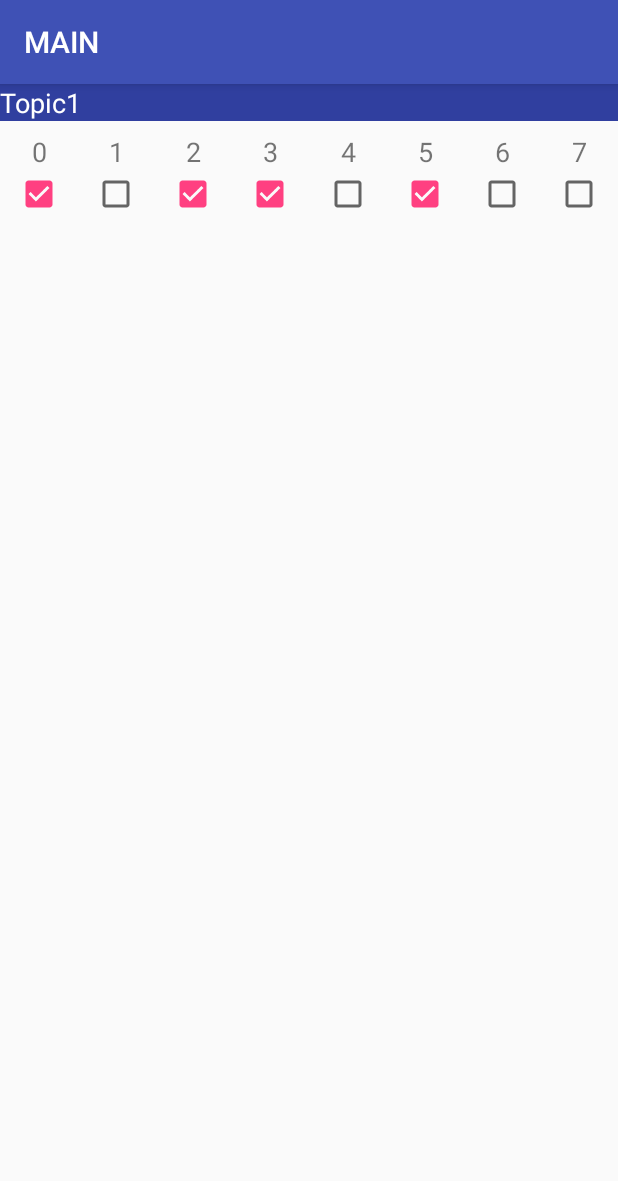
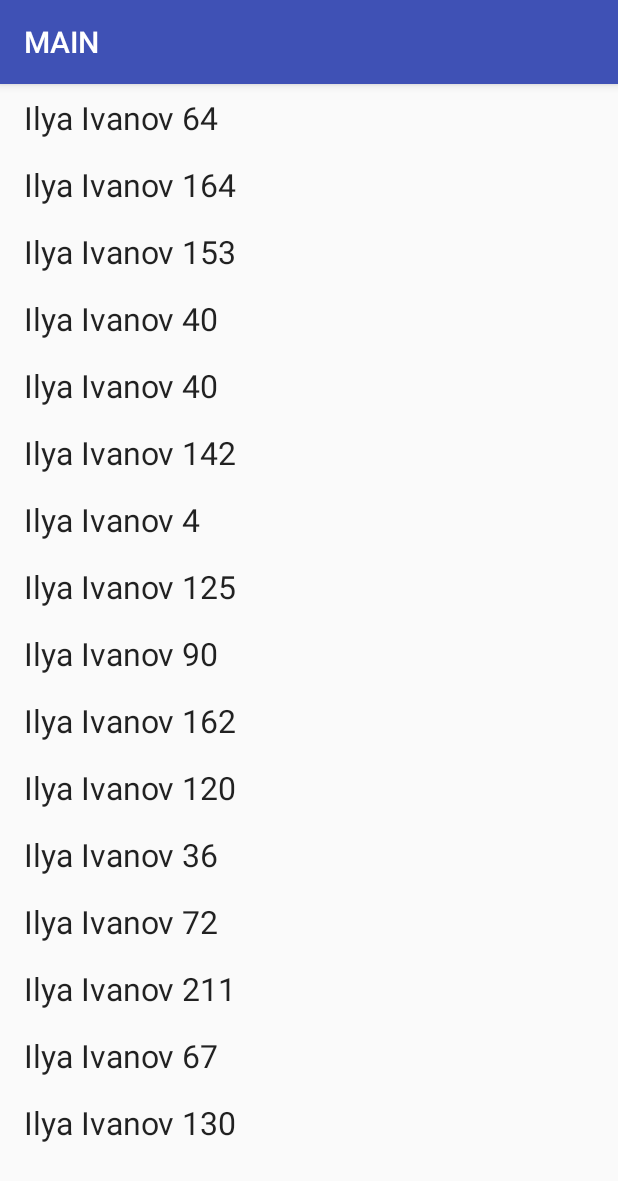
Before and after one commit to AlienCoffee/Pluses-Progress, an Android app: the screen it shows after launch (DiaryMainActivity), on a phone screen of 412 x 824 dp. Shown: the top 1181 px of the screen. Run offline under Robolectric (Android 15) with nearby library versions, the phone set to English and light mode, and no system bars.

Commit message:
topic & student fragments added

```diff
--- a/app/src/main/java/ru/shemplo/pluses/adapter/GroupAdapter.java
+++ b/app/src/main/java/ru/shemplo/pluses/adapter/GroupAdapter.java
@@ -45,7 +45,7 @@ public class GroupAdapter extends RecyclerView.Adapter<GroupAdapter.ViewHolder>
         GroupEntity group = groups.get(position);
         holder.groupName.setText(group.getName());
         holder.teacherName.setText(group.getTeacher());
-        holder.studentsCount.setText(Integer.toString(group.getSize()));
+        holder.studentsCount.setText(group.getSize() + "");
     }
 
     @Override
--- /dev/null
+++ b/app/src/main/java/ru/shemplo/pluses/adapter/StudentAdapter.java
@@ -0,0 +1,52 @@
+package ru.shemplo.pluses.adapter;
+
+import android.support.v7.widget.RecyclerView;
+import android.util.Log;
+import android.view.LayoutInflater;
+import android.view.View;
+import android.view.ViewGroup;
+import android.widget.TextView;
+
+import java.util.List;
+
+import ru.shemplo.pluses.R;
+import ru.shemplo.pluses.entity.GroupEntity;
+import ru.shemplo.pluses.entity.StudentEntity;
+
+public class StudentAdapter extends RecyclerView.Adapter<StudentAdapter.ViewHolder> {
+    private List<StudentEntity> students;
+
+    public static class ViewHolder extends RecyclerView.ViewHolder {
+        private TextView studentName;
+
+
+        public ViewHolder(View v) {
+            super(v);
+            studentName = (TextView) itemView.findViewById(R.id.student_name);
+        }
+    }
+
+    public StudentAdapter(List<StudentEntity> data) {
+        students = data;
+    }
+
+    @Override
+    public StudentAdapter.ViewHolder onCreateViewHolder(ViewGroup parent, int viewType) {
+        Log.e("dbg: adapter", "onCreate");
+        View item = LayoutInflater.from(parent.getContext())
+                .inflate(R.layout.student_item, parent, false);
+        return new ViewHolder(item);
+    }
+
+    @Override
+    public void onBindViewHolder(ViewHolder holder, int position) {
+        Log.e("dbg: adapter", "onBind " + position);
+        StudentEntity student = students.get(position);
+        holder.studentName.setText(student.getName());
+    }
+
+    @Override
+    public int getItemCount() {
+        return students.size();
+    }
+}
--- a/app/src/main/java/ru/shemplo/pluses/entity/GroupEntity.java
+++ b/app/src/main/java/ru/shemplo/pluses/entity/GroupEntity.java
@@ -1,7 +1,7 @@
 package ru.shemplo.pluses.entity;
 
 
-public class GroupEntity {
+public class GroupEntity implements MyEntity{
     private final String name, teacher;
     private final int size;
     //TODO: any links to students?
--- /dev/null
+++ b/app/src/main/java/ru/shemplo/pluses/entity/MyEntity.java
@@ -0,0 +1,5 @@
+package ru.shemplo.pluses.entity;
+
+public interface MyEntity {
+
+}
--- /dev/null
+++ b/app/src/main/java/ru/shemplo/pluses/entity/StudentEntity.java
@@ -0,0 +1,17 @@
+package ru.shemplo.pluses.entity;
+
+
+import java.util.ArrayList;
+import java.util.List;
+
+public class StudentEntity implements MyEntity {
+    private final String name;
+
+    public StudentEntity(String name) {
+        this.name = name;
+    }
+
+    public String getName() {
+        return name;
+    }
+}
--- a/app/src/main/java/ru/shemplo/pluses/entity/TaskEntity.java
+++ b/app/src/main/java/ru/shemplo/pluses/entity/TaskEntity.java
@@ -4,7 +4,7 @@ package ru.shemplo.pluses.entity;
 import java.util.ArrayList;
 import java.util.List;
 
-public class TaskEntity {
+public class TaskEntity implements MyEntity {
 
     private final String name; // Must be short
     private boolean isSolved = false;
--- a/app/src/main/java/ru/shemplo/pluses/entity/TopicEntity.java
+++ b/app/src/main/java/ru/shemplo/pluses/entity/TopicEntity.java
@@ -5,10 +5,9 @@ import java.util.ArrayList;
 import java.util.List;
 import java.util.Random;
 
-public class TopicEntity {
+public class TopicEntity implements MyEntity {
     private final String name;
-    private final List<TaskEntity> tasks;
-    //TODO: fields
+    private final List<TaskEntity> tasks;//TODO: remove
 
     //TODO: add constructor
     private int x = 1;
--- a/app/src/main/java/ru/shemplo/pluses/layout/DiaryMainActivity.java
+++ b/app/src/main/java/ru/shemplo/pluses/layout/DiaryMainActivity.java
@@ -66,8 +66,6 @@ public class DiaryMainActivity extends AppCompatActivity {
 
 
 
-
-
         GroupsFragment groupsFragment = new GroupsFragment();
         groupsFragment.setContext(this);
         groupsFragment.setData(DataProvider.getGroups());
@@ -76,15 +74,19 @@ public class DiaryMainActivity extends AppCompatActivity {
         topicsFragment.setContext(this);
         topicsFragment.setData(DataProvider.getTopics());
         //TODO: add favourites
+        StudentsFragment studentsFragment = new StudentsFragment();
+        studentsFragment.setContext(this);
+        studentsFragment.setData(DataProvider.getStudents());
 
-        //setContentView(R.layout.frame_layout);
+        setContentView(R.layout.frame_layout);
         //getFragmentManager().beginTransaction().add(R.id.main_frame, groupsFragment).commit();
         //getFragmentManager().beginTransaction().add(R.id.main_frame, topicsFragment).commit();
+        getFragmentManager().beginTransaction().add(R.id.main_frame, studentsFragment).commit();
 
-        setContentView(R.layout.topic_item);
+/*        setContentView(R.layout.topic_item);
         RecyclerView test = (RecyclerView) findViewById(R.id.task_recycler_view);
         test.setLayoutManager(new GridLayoutManager(this, 8));
-        test.setAdapter(new TaskAdapter(DataProvider.getTopics().get(10).getTasks()));
+        test.setAdapter(new TaskAdapter(DataProvider.getTopics().get(10).getTasks()));*/
 
 
     }
--- /dev/null
+++ b/app/src/main/java/ru/shemplo/pluses/layout/StudentsFragment.java
@@ -0,0 +1,68 @@
+package ru.shemplo.pluses.layout;
+import ru.shemplo.pluses.R;
+import ru.shemplo.pluses.adapter.GroupAdapter;
+import ru.shemplo.pluses.adapter.StudentAdapter;
+import ru.shemplo.pluses.entity.GroupEntity;
+import ru.shemplo.pluses.entity.StudentEntity;
+
+import android.app.Fragment;
+import android.content.Context;
+import android.os.Bundle;
+import android.support.v7.widget.LinearLayoutManager;
+import android.support.v7.widget.RecyclerView;
+import android.util.Log;
+import android.view.LayoutInflater;
+import android.view.View;
+import android.view.ViewGroup;
+
+import java.util.List;
+
+
+public class StudentsFragment extends Fragment {
+    private RecyclerView recyclerView;
+    private RecyclerView.Adapter adapter;
+    private RecyclerView.LayoutManager layoutManager;
+
+    List<StudentEntity> students;
+    Context context;
+
+    public StudentsFragment() {}
+
+    public void setContext(Context context) {
+        this.context = context;
+    }
+
+    public void setData(List<StudentEntity> data) {
+        students = data;
+    }
+
+
+    @Override
+    public void onCreate(Bundle savedInstanceState) {
+        Log.e("dbg", "onCreate");
+        if (students == null || context == null) {
+            throw new NullPointerException("Error: data/context haven't initialized in StudentsFragment");
+        }
+        super.onCreate(savedInstanceState);
+    }
+
+    @Override
+    public View onCreateView(LayoutInflater inflater, ViewGroup container, Bundle savedInstanceState) {
+        Log.e("dbg", "onCreateView");
+        return inflater.inflate(R.layout.student_recycler_view, null);
+    }
+
+    @Override
+    public void onViewCreated (View view, Bundle savedInstanceState) {
+        Log.e("dbg", "onViewCreated");
+        super.onViewCreated (view, savedInstanceState);
+
+        recyclerView = (RecyclerView) view.findViewById(R.id.student_recycler_view);
+
+        layoutManager = new LinearLayoutManager(context);
+        recyclerView.setLayoutManager(layoutManager);
+
+        adapter = new StudentAdapter(students);
+        recyclerView.setAdapter(adapter);
+    }
+}
--- a/app/src/main/java/ru/shemplo/pluses/layout/TopicsFragment.java
+++ b/app/src/main/java/ru/shemplo/pluses/layout/TopicsFragment.java
@@ -6,10 +6,12 @@ import android.os.Bundle;
 import android.support.v7.widget.GridLayoutManager;
 import android.support.v7.widget.LinearLayoutManager;
 import android.support.v7.widget.RecyclerView;
+import android.support.v7.widget.StaggeredGridLayoutManager;
 import android.util.Log;
 import android.view.LayoutInflater;
 import android.view.View;
 import android.view.ViewGroup;
+
 
 import java.util.List;
 
@@ -61,7 +63,7 @@ public class TopicsFragment extends Fragment {
         super.onViewCreated (view, savedInstanceState);
 
         topicsRecycler = (RecyclerView) view.findViewById(R.id.topic_recycler_view);
-        layoutManager = new LinearLayoutManager(context);
+        layoutManager = new StaggeredGridLayoutManager(2, StaggeredGridLayoutManager.VERTICAL);
         topicsRecycler.setLayoutManager(layoutManager);
         adapter = new TopicAdapter(topics);
         topicsRecycler.setAdapter(adapter);
--- a/app/src/main/java/ru/shemplo/pluses/network/DataProvider.java
+++ b/app/src/main/java/ru/shemplo/pluses/network/DataProvider.java
@@ -5,6 +5,7 @@ import java.util.List;
 import java.util.Random;
 
 import ru.shemplo.pluses.entity.GroupEntity;
+import ru.shemplo.pluses.entity.StudentEntity;
 import ru.shemplo.pluses.entity.TaskEntity;
 import ru.shemplo.pluses.entity.TopicEntity;
 
@@ -47,6 +48,15 @@ public class DataProvider {
         return topics;
     }
 
+    public static List<StudentEntity> getStudents() {
+        List<StudentEntity> students = new ArrayList<>();
+        Random random = new Random();
+        for(int i = 0; i < 16; i++) {
+            students.add(new StudentEntity("Ilya Ivanov " + random.nextInt(228)));
+        }
+        return students;
+    }
+
 
     // Next methods is for the support
 
--- a/app/src/main/res/layout/group_item.xml
+++ b/app/src/main/res/layout/group_item.xml
@@ -12,6 +12,7 @@
         android:layout_width="wrap_content"
         android:layout_height="wrap_content"
         android:layout_marginStart="16dp"
+        android:layout_marginLeft="16dp"
         android:layout_marginTop="8dp"
         android:textAppearance="@style/TextAppearance.AppCompat.Body1"
         android:textSize="18sp"
@@ -58,6 +59,7 @@
         android:id="@+id/imageButton"
         android:layout_width="30dp"
         android:layout_height="30dp"
+        android:layout_marginRight="16dp"
         android:layout_marginEnd="16dp"
         app:layout_constraintEnd_toEndOf="parent"
         app:layout_constraintTop_toTopOf="@+id/group_item_name"
--- /dev/null
+++ b/app/src/main/res/layout/student_item.xml
@@ -0,0 +1,22 @@
+<?xml version="1.0" encoding="utf-8"?>
+<android.support.constraint.ConstraintLayout xmlns:android="http://schemas.android.com/apk/res/android"
+    xmlns:app="http://schemas.android.com/apk/res-auto"
+    xmlns:tools="http://schemas.android.com/tools"
+    android:id="@+id/student_item"
+    android:layout_width="match_parent"
+    android:layout_height="wrap_content">
+
+    <TextView
+        android:id="@+id/student_name"
+        android:layout_width="wrap_content"
+        android:layout_height="wrap_content"
+        android:layout_marginBottom="8dp"
+        android:layout_marginStart="16dp"
+        android:layout_marginTop="8dp"
+        android:text="Petrov Ivan Alexeyevich"
+        android:textAppearance="@style/TextAppearance.AppCompat.Body1"
+        android:textSize="21sp"
+        app:layout_constraintBottom_toBottomOf="parent"
+        app:layout_constraintStart_toStartOf="parent"
+        app:layout_constraintTop_toTopOf="parent" />
+</android.support.constraint.ConstraintLayout>
--- /dev/null
+++ b/app/src/main/res/layout/student_recycler_view.xml
@@ -0,0 +1,11 @@
+<?xml version="1.0" encoding="utf-8"?>
+<android.support.v7.widget.RecyclerView
+    xmlns:android="http://schemas.android.com/apk/res/android"
+    xmlns:app="http://schemas.android.com/apk/res-auto"
+    android:id="@+id/student_recycler_view"
+    android:layout_width="match_parent"
+    android:layout_height="match_parent"
+    app:layout_constraintBottom_toBottomOf="parent"
+    app:layout_constraintEnd_toEndOf="parent"
+    app:layout_constraintStart_toStartOf="parent"
+    app:layout_constraintTop_toTopOf="parent" />
--- a/app/src/main/res/layout/task_item.xml
+++ b/app/src/main/res/layout/task_item.xml
@@ -3,25 +3,29 @@
     xmlns:android="http://schemas.android.com/apk/res/android"
     xmlns:app="http://schemas.android.com/apk/res-auto"
     xmlns:tools="http://schemas.android.com/tools"
-    android:layout_width="match_parent"
-    android:layout_height="match_parent">
+    android:id="@+id/task_item"
+    android:layout_width="wrap_content"
+    android:layout_height="wrap_content">
 
     <CheckBox
         android:id="@+id/box_solved"
         android:layout_width="wrap_content"
         android:layout_height="wrap_content"
-        app:layout_constraintEnd_toEndOf="parent"
+        android:layout_marginBottom="8dp"
+        android:layout_marginStart="8dp"
+        app:layout_constraintBottom_toBottomOf="parent"
         app:layout_constraintStart_toStartOf="parent"
-        app:layout_constraintTop_toBottomOf="@+id/task_name" />
+        app:layout_constraintTop_toTopOf="parent" />
 
     <TextView
         android:id="@+id/task_name"
         android:layout_width="wrap_content"
         android:layout_height="wrap_content"
-        android:layout_marginTop="8dp"
+        android:layout_marginStart="8dp"
+        android:layout_marginLeft="8dp"
         android:text="1"
         android:textSize="18sp"
-        app:layout_constraintEnd_toEndOf="@+id/box_solved"
-        app:layout_constraintStart_toStartOf="@+id/box_solved"
-        app:layout_constraintTop_toTopOf="parent" />
+        app:layout_constraintBottom_toBottomOf="@+id/box_solved"
+        app:layout_constraintStart_toEndOf="@+id/box_solved"
+        app:layout_constraintTop_toTopOf="@+id/box_solved" />
 </android.support.constraint.ConstraintLayout>
--- a/app/src/main/res/layout/topic_item.xml
+++ b/app/src/main/res/layout/topic_item.xml
@@ -3,6 +3,8 @@
     android:layout_width="match_parent"
     android:layout_height="wrap_content"
     android:orientation="vertical"
+    android:id="@+id/topic_item"
+    android:layout_marginBottom="8dp"
     xmlns:android="http://schemas.android.com/apk/res/android"
     xmlns:app="http://schemas.android.com/apk/res-auto"
     xmlns:tools="http://schemas.android.com/tools">
@@ -13,18 +15,10 @@
         android:layout_width="match_parent"
         android:layout_height="wrap_content"
         android:background="@color/colorPrimaryDark"
-        android:text="Topic1"
+        android:text="1.TopicName"
+        android:textAlignment="center"
         android:textAppearance="@style/TextAppearance.AppCompat.Body1"
         android:textColor="@android:color/background_light"
         android:textSize="18sp" />
 
-    <android.support.v7.widget.RecyclerView xmlns:android="http://schemas.android.com/apk/res/android"
-        xmlns:app="http://schemas.android.com/apk/res-auto"
-        android:id="@+id/task_recycler_view"
-        android:layout_width="match_parent"
-        android:layout_height="wrap_content">
-
-
-    </android.support.v7.widget.RecyclerView>
-
 </LinearLayout>
```
Also changed, not shown: app/src/main/java/ru/shemplo/pluses/adapter/TopicAdapter.java (+86 -32 lines).
